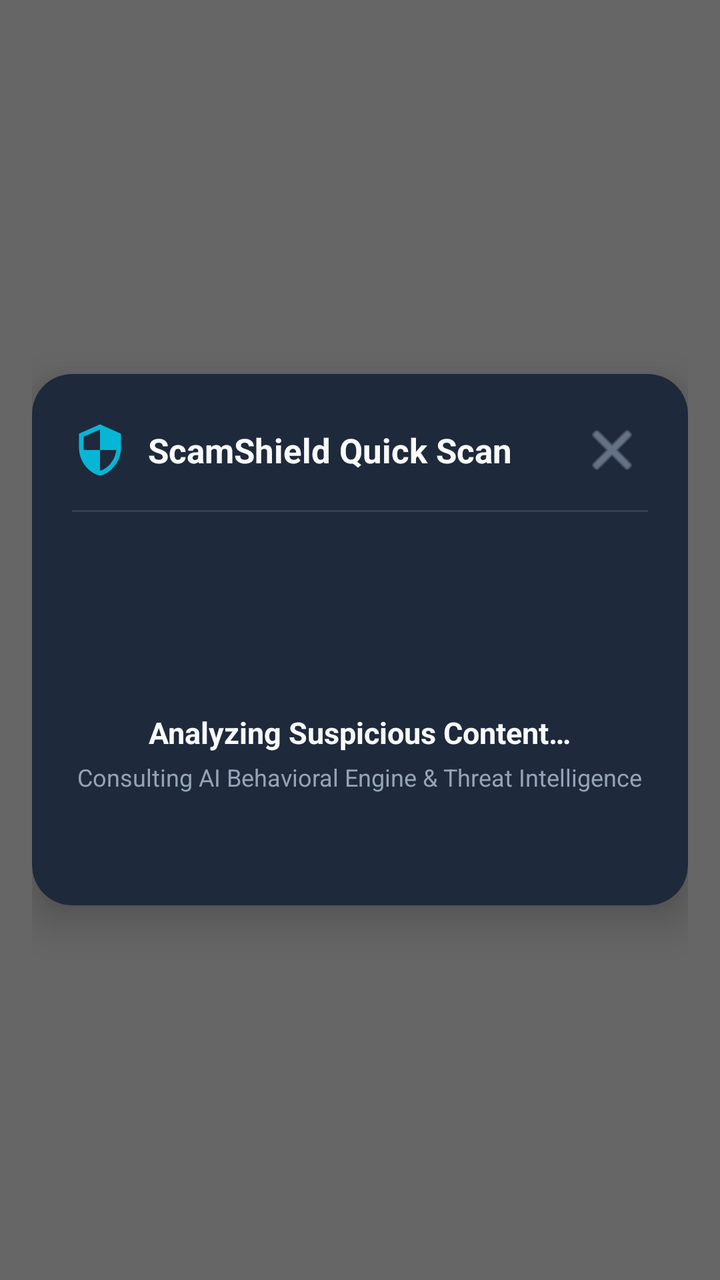
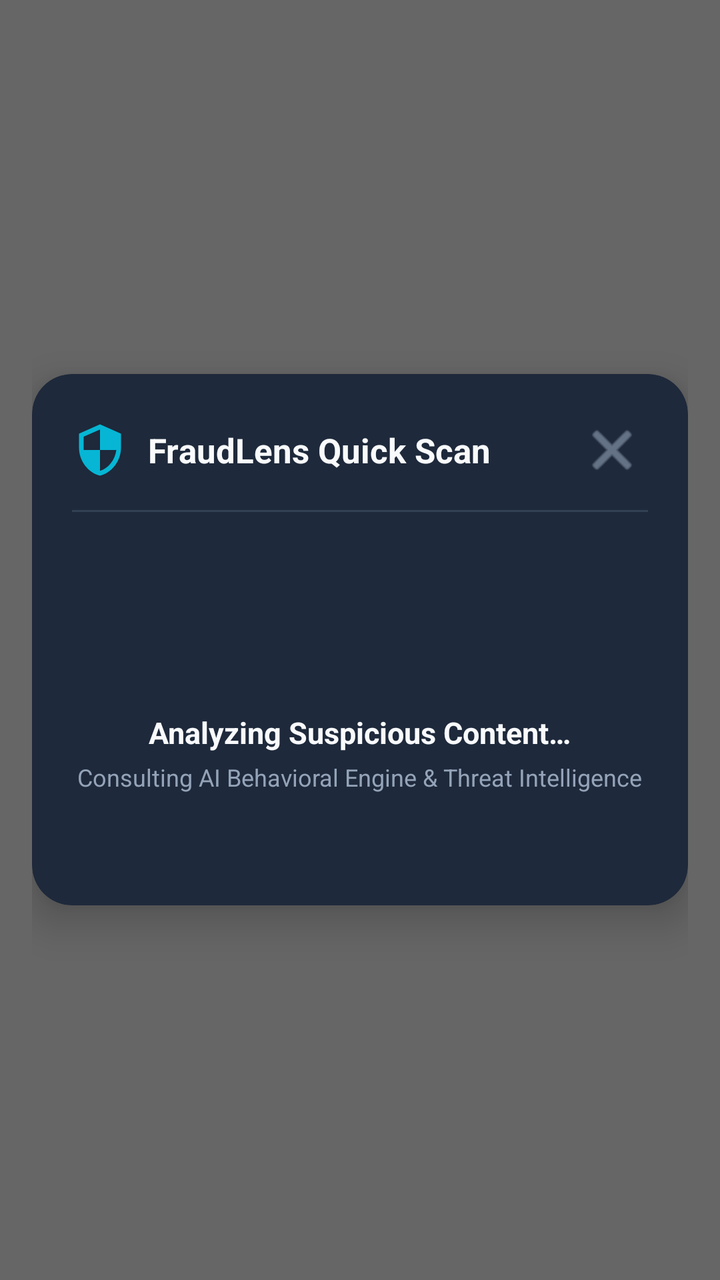

Compare the two renders of this Android layout. The source of the first and the diff that turns it into the second are given below.
<!-- AndroidManifest.xml: activity theme Theme.ScamShield.Dialog -->
<!-- res/layout/activity_quick_scan.xml -->
<?xml version="1.0" encoding="utf-8"?>
<FrameLayout xmlns:android="http://schemas.android.com/apk/res/android"
    xmlns:app="http://schemas.android.com/apk/res-auto"
    android:layout_width="match_parent"
    android:layout_height="match_parent"
    android:background="#99000000"
    android:padding="16dp">

    <androidx.cardview.widget.CardView
        android:layout_width="match_parent"
        android:layout_height="wrap_content"
        android:layout_gravity="center"
        app:cardBackgroundColor="@color/surface_card"
        app:cardCornerRadius="20dp"
        app:cardElevation="12dp">

        <LinearLayout
            android:layout_width="match_parent"
            android:layout_height="wrap_content"
            android:orientation="vertical"
            android:padding="20dp">

            
            <LinearLayout
                android:layout_width="match_parent"
                android:layout_height="wrap_content"
                android:gravity="center_vertical"
                android:orientation="horizontal">

                <ImageView
                    android:layout_width="28dp"
                    android:layout_height="28dp"
                    android:contentDescription="@string/app_name"
                    android:src="@drawable/ic_shield" />

                <TextView
                    android:layout_width="0dp"
                    android:layout_height="wrap_content"
                    android:layout_marginStart="10dp"
                    android:layout_weight="1"
                    android:text="ScamShield Quick Scan"
                    android:textColor="@color/text_primary"
                    android:textSize="17sp"
                    android:textStyle="bold" />

                <ImageButton
                    android:id="@+id/btnClose"
                    android:layout_width="36dp"
                    android:layout_height="36dp"
                    android:background="?attr/selectableItemBackgroundBorderless"
                    android:contentDescription="@string/dismiss"
                    android:src="@android:drawable/ic_menu_close_clear_cancel"
                    app:tint="@color/text_secondary" />
            </LinearLayout>

            <View
                android:layout_width="match_parent"
                android:layout_height="1dp"
                android:layout_marginTop="12dp"
                android:background="@color/surface_card_border" />

            
            <LinearLayout
                android:id="@+id/layoutLoading"
                android:layout_width="match_parent"
                android:layout_height="wrap_content"
                android:gravity="center"
                android:orientation="vertical"
                android:paddingVertical="36dp"
                android:visibility="visible">

                <ProgressBar
                    android:layout_width="48dp"
                    android:layout_height="48dp"
                    android:indeterminateTint="@color/primary" />

                <TextView
                    android:id="@+id/tvScanningTitle"
                    android:layout_width="wrap_content"
                    android:layout_height="wrap_content"
                    android:layout_marginTop="16dp"
                    android:text="@string/scanning_title"
                    android:textColor="@color/text_primary"
                    android:textSize="15sp"
                    android:textStyle="bold" />

                <TextView
                    android:layout_width="wrap_content"
                    android:layout_height="wrap_content"
                    android:layout_marginTop="4dp"
                    android:text="@string/scanning_detail"
                    android:textColor="@color/text_secondary"
                    android:textSize="12sp" />
            </LinearLayout>

            
            <LinearLayout
                android:id="@+id/layoutError"
                android:layout_width="match_parent"
                android:layout_height="wrap_content"
                android:gravity="center"
                android:orientation="vertical"
                android:paddingVertical="24dp"
                android:visibility="gone">

                <TextView
                    android:id="@+id/tvErrorMessage"
                    android:layout_width="match_parent"
                    android:layout_height="wrap_content"
                    android:gravity="center"
                    android:lineSpacingExtra="3dp"
                    android:text="@string/backend_status_unreachable"
                    android:textColor="@color/risk_critical"
                    android:textSize="14sp"
                    android:textStyle="bold" />

                <TextView
                    android:id="@+id/tvErrorDetail"
                    android:layout_width="match_parent"
                    android:layout_height="wrap_content"
                    android:layout_marginTop="6dp"
                    android:gravity="center"
                    android:textColor="@color/text_secondary"
                    android:textSize="12sp" />

                <LinearLayout
                    android:layout_width="match_parent"
                    android:layout_height="wrap_content"
                    android:layout_marginTop="20dp"
                    android:orientation="horizontal">

                    <com.google.android.material.button.MaterialButton
                        android:id="@+id/btnErrorDismiss"
                        style="@style/Widget.MaterialComponents.Button.TextButton"
                        android:layout_width="0dp"
                        android:layout_height="wrap_content"
                        android:layout_weight="1"
                        android:text="@string/dismiss"
                        android:textColor="@color/text_secondary" />

                    <com.google.android.material.button.MaterialButton
                        android:id="@+id/btnTryAgain"
                        android:layout_width="0dp"
                        android:layout_height="wrap_content"
                        android:layout_marginStart="8dp"
                        android:layout_weight="1"
                        android:backgroundTint="@color/primary"
                        android:text="@string/try_again"
                        android:textColor="@color/on_primary" />
                </LinearLayout>
            </LinearLayout>

            
            <LinearLayout
                android:id="@+id/layoutResult"
                android:layout_width="match_parent"
                android:layout_height="wrap_content"
                android:orientation="vertical"
                android:visibility="gone">

                <ScrollView
                    android:layout_width="match_parent"
                    android:layout_height="0dp"
                    android:layout_weight="1"
                    android:maxHeight="420dp">

                    <LinearLayout
                        android:layout_width="match_parent"
                        android:layout_height="wrap_content"
                        android:orientation="vertical"
                        android:paddingTop="12dp">

                        
                        <LinearLayout
                            android:layout_width="match_parent"
                            android:layout_height="wrap_content"
                            android:gravity="center_vertical"
                            android:orientation="horizontal">

                            <LinearLayout
                                android:layout_width="0dp"
                                android:layout_height="wrap_content"
                                android:layout_weight="1"
                                android:orientation="vertical">

                                <TextView
                                    android:layout_width="wrap_content"
                                    android:layout_height="wrap_content"
                                    android:text="@string/trust_score_label"
                                    android:textColor="@color/text_secondary"
                                    android:textSize="12sp" />

                                <TextView
                                    android:id="@+id/tvTrustScore"
                                    android:layout_width="wrap_content"
                                    android:layout_height="wrap_content"
                                    android:text="25 / 100"
                                    android:textColor="@color/risk_critical"
                                    android:textSize="28sp"
                                    android:textStyle="bold" />
                            </LinearLayout>

                            
                            <TextView
                                android:id="@+id/tvRiskLevel"
                                android:layout_width="wrap_content"
                                android:layout_height="wrap_content"
                                android:background="@drawable/bg_badge"
                                android:paddingHorizontal="12dp"
                                android:paddingVertical="6dp"
                                android:text="HIGH RISK"
                                android:textColor="@color/risk_critical"
                                android:textSize="13sp"
                                android:textStyle="bold" />
                        </LinearLayout>

                        
                        <TextView
                            android:id="@+id/tvCategory"
                            android:layout_width="wrap_content"
                            android:layout_height="wrap_content"
                            android:layout_marginTop="4dp"
                            android:text="Suspicious SMS Communication"
                            android:textColor="@color/text_secondary"
                            android:textSize="13sp" />

                        
                        <TextView
                            android:id="@+id/tvEngineAttribution"
                            android:layout_width="wrap_content"
                            android:layout_height="wrap_content"
                            android:layout_marginTop="10dp"
                            android:background="@drawable/bg_badge"
                            android:paddingHorizontal="10dp"
                            android:paddingVertical="4dp"
                            android:text="AI Analysis: Gemini"
                            android:textColor="@color/ai_gemini_badge"
                            android:textSize="11sp"
                            android:textStyle="bold" />

                        
                        <TextView
                            android:layout_width="wrap_content"
                            android:layout_height="wrap_content"
                            android:layout_marginTop="16dp"
                            android:text="@string/why_label"
                            android:textColor="@color/text_primary"
                            android:textSize="14sp"
                            android:textStyle="bold" />

                        <LinearLayout
                            android:id="@+id/llIndicatorsContainer"
                            android:layout_width="match_parent"
                            android:layout_height="wrap_content"
                            android:layout_marginTop="6dp"
                            android:orientation="vertical" />

                        
                        <androidx.cardview.widget.CardView
                            android:layout_width="match_parent"
                            android:layout_height="wrap_content"
                            android:layout_marginTop="14dp"
                            app:cardBackgroundColor="#0F172A"
                            app:cardCornerRadius="10dp"
                            app:cardElevation="0dp">

                            <LinearLayout
                                android:layout_width="match_parent"
                                android:layout_height="wrap_content"
                                android:orientation="vertical"
                                android:padding="12dp">

                                <TextView
                                    android:layout_width="wrap_content"
                                    android:layout_height="wrap_content"
                                    android:text="@string/recommended_action_label"
                                    android:textColor="@color/primary"
                                    android:textSize="12sp"
                                    android:textStyle="bold" />

                                <TextView
                                    android:id="@+id/tvRecommendation"
                                    android:layout_width="match_parent"
                                    android:layout_height="wrap_content"
                                    android:layout_marginTop="4dp"
                                    android:lineSpacingExtra="3dp"
                                    android:text="Do not tap any links or disclose OTP/passwords."
                                    android:textColor="@color/text_primary"
                                    android:textSize="13sp" />
                            </LinearLayout>
                        </androidx.cardview.widget.CardView>

                        
                        <TextView
                            android:layout_width="match_parent"
                            android:layout_height="wrap_content"
                            android:layout_marginTop="12dp"
                            android:gravity="center"
                            android:text="@string/disclaimer_note"
                            android:textColor="@color/text_muted"
                            android:textSize="10sp" />

                    </LinearLayout>
                </ScrollView>

                
                <LinearLayout
                    android:layout_width="match_parent"
                    android:layout_height="wrap_content"
                    android:layout_marginTop="14dp"
                    android:orientation="horizontal">

                    <com.google.android.material.button.MaterialButton
                        android:id="@+id/btnDone"
                        style="@style/Widget.MaterialComponents.Button.TextButton"
                        android:layout_width="wrap_content"
                        android:layout_height="wrap_content"
                        android:text="@string/dismiss"
                        android:textColor="@color/text_secondary" />

                    <com.google.android.material.button.MaterialButton
                        android:id="@+id/btnViewFullAnalysis"
                        android:layout_width="0dp"
                        android:layout_height="wrap_content"
                        android:layout_marginStart="8dp"
                        android:layout_weight="1"
                        android:backgroundTint="@color/primary"
                        android:text="@string/view_full_analysis"
                        android:textColor="@color/on_primary" />
                </LinearLayout>

            </LinearLayout>

        </LinearLayout>
    </androidx.cardview.widget.CardView>
</FrameLayout>
<!-- resources referenced by this layout -->
<resources>
  <color name="ai_gemini_badge">#3B82F6</color>
  <color name="on_primary">#0F172A</color>
  <color name="primary">#06B6D4</color>
  <color name="risk_critical">#EF4444</color>
  <color name="surface_card">#1E293B</color>
  <color name="surface_card_border">#334155</color>
  <color name="text_muted">#64748B</color>
  <color name="text_primary">#F8FAFC</color>
  <color name="text_secondary">#94A3B8</color>
  <!-- drawable bg_badge (drawable) -->
  <?xml version="1.0" encoding="utf-8"?>
  <shape xmlns:android="http://schemas.android.com/apk/res/android"
      android:shape="rectangle">
      <solid android:color="@color/surface_card_border" />
      <corners android:radius="8dp" />
      <padding
          android:bottom="4dp"
          android:left="10dp"
          android:right="10dp"
          android:top="4dp" />
  </shape>
  <!-- drawable ic_shield (drawable) -->
  <vector xmlns:android="http://schemas.android.com/apk/res/android"
      android:width="48dp"
      android:height="48dp"
      android:viewportWidth="24"
      android:viewportHeight="24">
      <path
          android:fillColor="#06B6D4"
          android:pathData="M12,1L3,5v6c0,5.55 3.84,10.74 9,12c5.16,-1.26 9,-6.45 9,-12V5L12,1zm0,10.99h7c-0.53,4.12 -3.28,7.79 -7,8.94V12H5V6.3l7,-3.11v8.8z" />
  </vector>
  <string name="app_name">ScamShield Quick Scan</string>
  <string name="backend_status_unreachable">ScamShield couldn\'t reach the analysis server.</string>
  <string name="disclaimer_note">Risk assessment based on analyzed indicators, not a guarantee of safety.</string>
  <string name="dismiss">Dismiss</string>
  <string name="recommended_action_label">Recommended Action</string>
  <string name="scanning_detail">Consulting AI Behavioral Engine &amp; Threat Intelligence</string>
  <string name="scanning_title">Analyzing Suspicious Content…</string>
  <string name="trust_score_label">Trust Score</string>
  <string name="try_again">Try Again</string>
  <string name="view_full_analysis">View Full Analysis</string>
  <string name="why_label">Why was this score assigned?</string>
  <style name="Theme.ScamShield.Dialog" parent="Theme.MaterialComponents.DayNight.NoActionBar">
          <item name="android:windowIsTranslucent">true</item>
          <item name="android:windowBackground">@android:color/transparent</item>
          <item name="android:windowContentOverlay">@null</item>
          <item name="android:windowNoTitle">true</item>
          <item name="android:backgroundDimEnabled">true</item>
          <item name="android:backgroundDimAmount">0.6</item>
          <item name="android:statusBarColor">@color/background_dark</item>
      </style>
  <color name="background_dark">#0B0F19</color>
</resources>

<!-- the commit's change to res/layout/activity_quick_scan.xml (unified diff, before → after) -->
@@ -38,7 +38,7 @@
                     android:layout_height="wrap_content"
                     android:layout_marginStart="10dp"
                     android:layout_weight="1"
-                    android:text="ScamShield Quick Scan"
+                    android:text="FraudLens Quick Scan"
                     android:textColor="@color/text_primary"
                     android:textSize="17sp"
                     android:textStyle="bold" />
<!-- resource entries referenced after the edit -->
@@ -31,8 +31,8 @@
           android:fillColor="#06B6D4"
           android:pathData="M12,1L3,5v6c0,5.55 3.84,10.74 9,12c5.16,-1.26 9,-6.45 9,-12V5L12,1zm0,10.99h7c-0.53,4.12 -3.28,7.79 -7,8.94V12H5V6.3l7,-3.11v8.8z" />
   </vector>
-  <string name="app_name">ScamShield Quick Scan</string>
-  <string name="backend_status_unreachable">ScamShield couldn\'t reach the analysis server.</string>
+  <string name="app_name">FraudLens Quick Scan</string>
+  <string name="backend_status_unreachable">FraudLens couldn\'t reach the analysis server.</string>
   <string name="disclaimer_note">Risk assessment based on analyzed indicators, not a guarantee of safety.</string>
   <string name="dismiss">Dismiss</string>
   <string name="recommended_action_label">Recommended Action</string>
